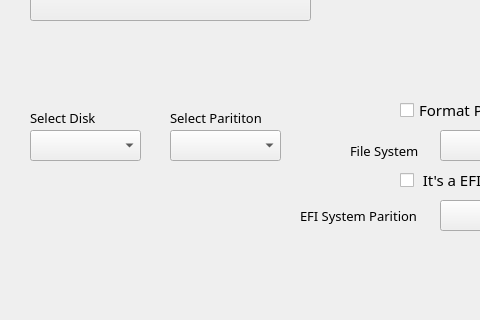
Old version of the form NewQtUi/PartedDiskTab/PartedDiskTab.ui in the repository AOSC-Archive/AOSC-LiveKit; both pictures show x 0 to 480 and y 160 to 480 of the 580 by 480 pixel window.
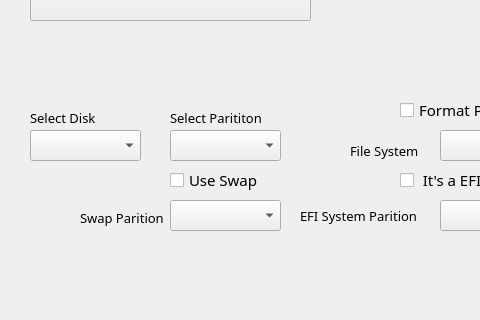
New version of the form.

Patch:
```diff
--- a/NewQtUi/PartedDiskTab/PartedDiskTab.ui
+++ b/NewQtUi/PartedDiskTab/PartedDiskTab.ui
@@ -218,6 +218,59 @@
     <string>File System</string>
    </property>
   </widget>
+  <widget class="QLabel" name="UseSwapLabel">
+   <property name="geometry">
+    <rect>
+     <x>80</x>
+     <y>370</y>
+     <width>91</width>
+     <height>16</height>
+    </rect>
+   </property>
+   <property name="font">
+    <font>
+     <family>Sans Serif</family>
+     <pointsize>10</pointsize>
+    </font>
+   </property>
+   <property name="text">
+    <string>Swap Parition</string>
+   </property>
+  </widget>
+  <widget class="QCheckBox" name="UseSwapCheckBox">
+   <property name="geometry">
+    <rect>
+     <x>170</x>
+     <y>330</y>
+     <width>101</width>
+     <height>20</height>
+    </rect>
+   </property>
+   <property name="font">
+    <font>
+     <family>Sans Serif</family>
+     <pointsize>11</pointsize>
+    </font>
+   </property>
+   <property name="text">
+    <string>Use Swap</string>
+   </property>
+  </widget>
+  <widget class="QComboBox" name="SwapSelect">
+   <property name="geometry">
+    <rect>
+     <x>170</x>
+     <y>360</y>
+     <width>111</width>
+     <height>31</height>
+    </rect>
+   </property>
+   <property name="font">
+    <font>
+     <pointsize>11</pointsize>
+    </font>
+   </property>
+  </widget>
  </widget>
  <resources/>
  <connections/>
```
Left out of the diff: 35 changed lines with no effect on the pictures.
